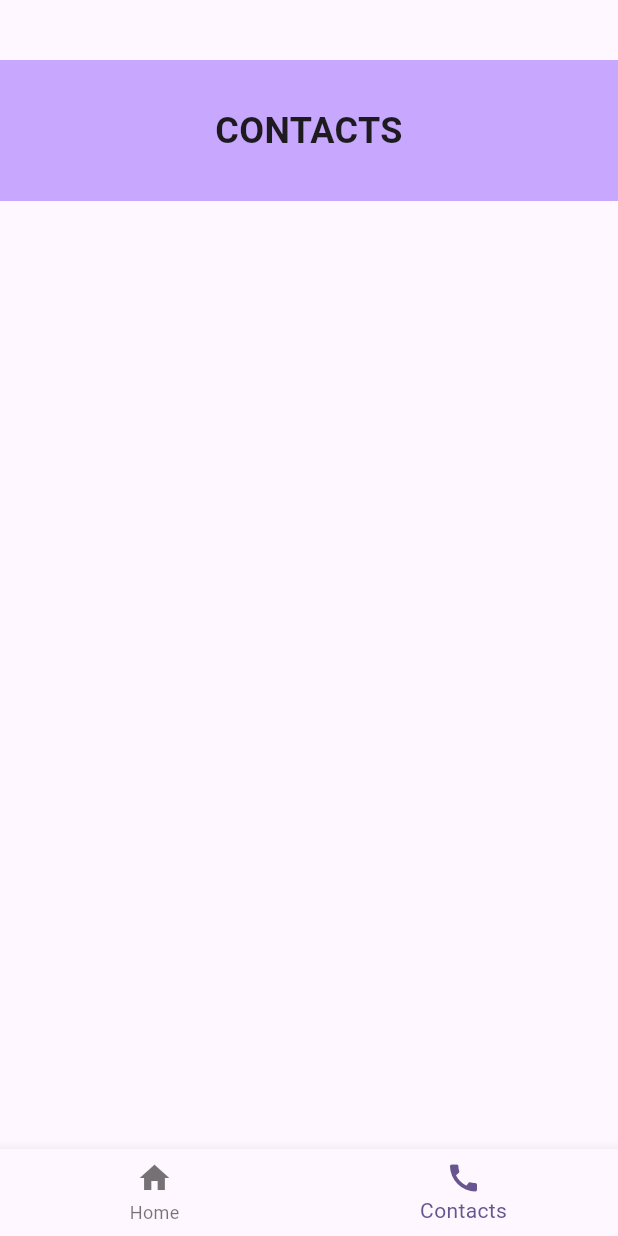
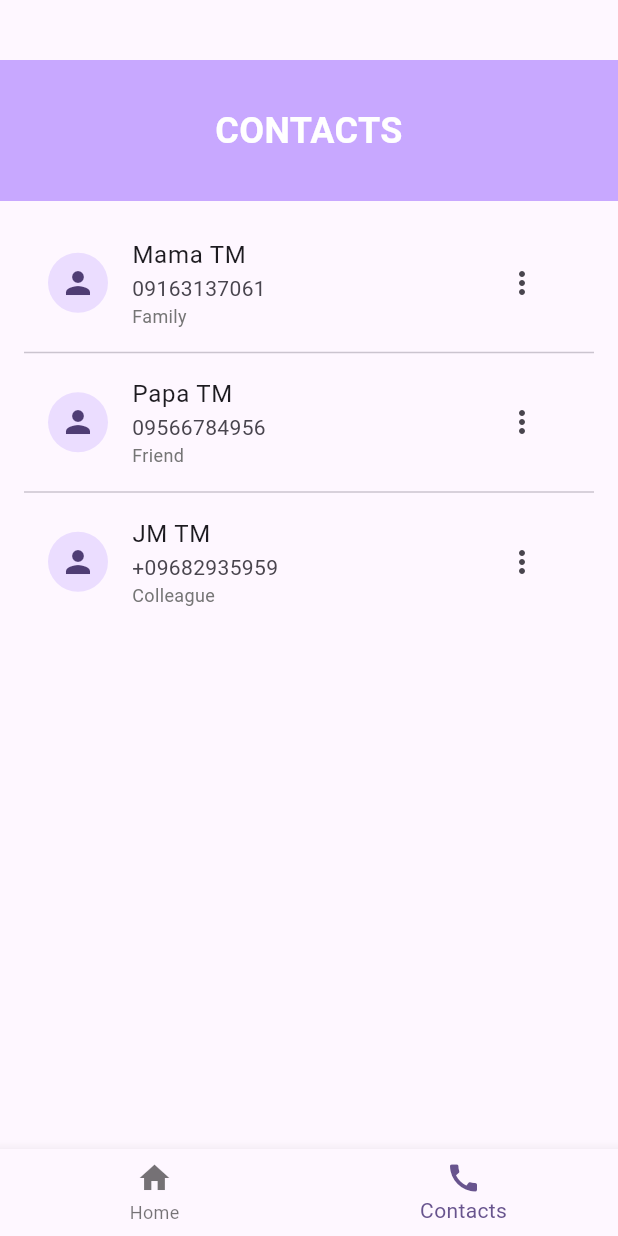
Before and after one commit to rcSabucido/litealert, a Flutter app: the screen it shows after launch, item 2 of the bottom bar chosen, on a phone screen of 412 x 824 dp. Run offline on Flutter 3.47's test engine with Material 3 defaults, Android fonts, the phone set to English and light mode, and no system bars.

Commit message:
#2 Add list UI to contacts page

```diff
--- a/lib/pages/contacts.dart
+++ b/lib/pages/contacts.dart
@@ -3,29 +3,71 @@ import 'package:flutter/material.dart';
 class ContactsPage extends StatelessWidget {
   const ContactsPage({Key? key, required this.title}) : super(key: key);
   final String title;
+
   @override
   Widget build(BuildContext context) {
-    return Center(
-      child: Column(
+    // Sample contact data
+    final contacts = [
+      {'name': 'Mama TM', 'phone': '09163137061', 'relationship': 'Family'},
+      {'name': 'Papa TM', 'phone': '09566784956', 'relationship': 'Friend'},
+      {'name': 'JM TM', 'phone': '+09682935959', 'relationship': 'Colleague'},
+    ];
+
+    return Column(
       children: [
-          SizedBox(height: 40),
+        const SizedBox(height: 40),
         Container(
           width: double.infinity,
           padding: const EdgeInsets.symmetric(vertical: 30),
-            decoration: BoxDecoration(
-              color: const Color.fromARGB(255, 200, 168, 255),
+          decoration: const BoxDecoration(
+            color: Color.fromARGB(255, 200, 168, 255),
           ),
           child: Text(
             title.toUpperCase(),
             style: const TextStyle(
+              color: Colors.white,
               fontSize: 24.0,
               fontWeight: FontWeight.bold,
             ),
             textAlign: TextAlign.center,
           ),
         ),
+        Expanded(
+          child: ListView.separated(
+            padding: const EdgeInsets.all(16.0),
+            itemCount: contacts.length,
+            separatorBuilder: (context, index) => const Divider(),
+            itemBuilder: (context, index) {
+              final contact = contacts[index];
+              return ListTile(
+                leading: const CircleAvatar(
+                  child: Icon(Icons.person),
+                ),
+                title: Text(contact['name']!),
+                subtitle: Column(
+                  crossAxisAlignment: CrossAxisAlignment.start,
+                  children: [
+                    Text(contact['phone']!),
+                    Text(
+                      contact['relationship']!,
+                      style: TextStyle(
+                        color: Colors.grey[600],
+                        fontSize: 12.0,
+                      ),
+                    ),
                   ],
                 ),
+                trailing: IconButton(
+                  icon: const Icon(Icons.more_vert),
+                  onPressed: () {
+                    // Handle options menu
+                  },
+                ),
+              );
+            },
+          ),
+        ),
+      ],
     );
   }
 }
```
Lines whose indentation alone changed are shown as unchanged.
